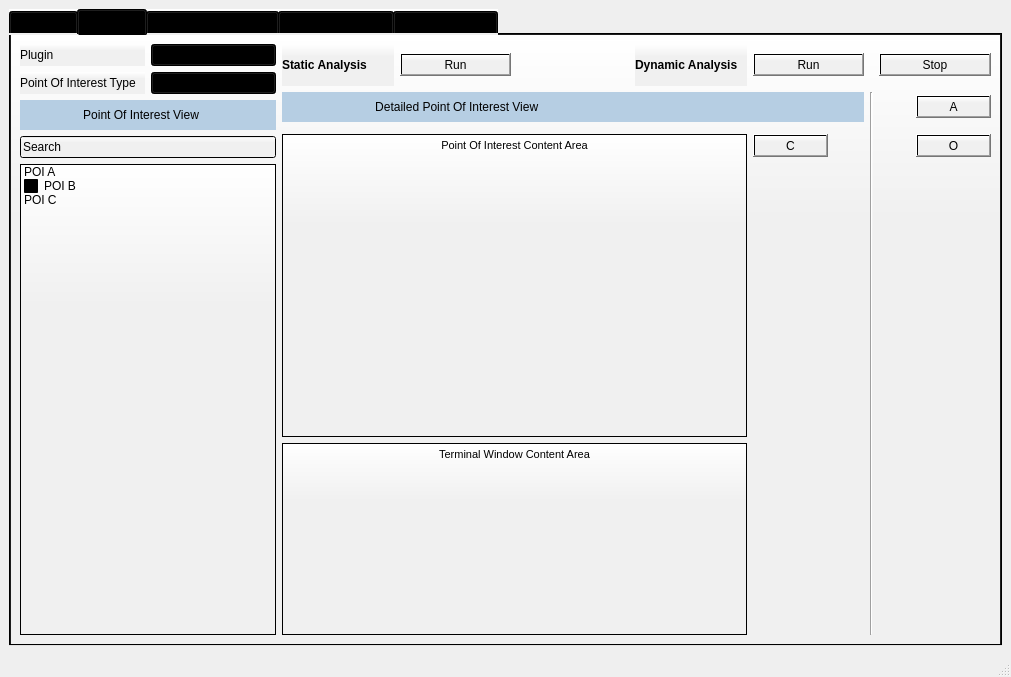
The window that GUI/BATT5_SRS_GUI.ui (adalio0/BATT5) describes before a commit, drawn with Qt 5.
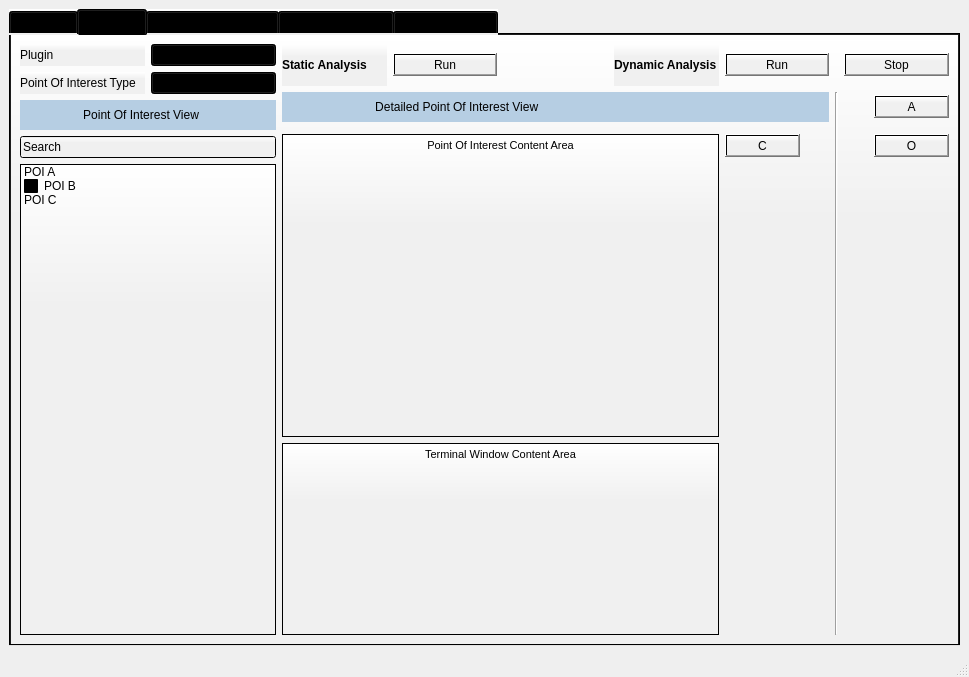
The same window after the commit. The open tabs and pages were chosen to show the change.

Commit message: Named GUI objects to match how they appeared on the GUI

```diff
--- a/GUI/BATT5_SRS_GUI.ui
+++ b/GUI/BATT5_SRS_GUI.ui
@@ -6,7 +6,7 @@
    <rect>
     <x>0</x>
     <y>0</y>
-    <width>1011</width>
+    <width>969</width>
     <height>677</height>
    </rect>
   </property>
@@ -434,8 +434,8 @@
              <string>&lt;!DOCTYPE HTML PUBLIC &quot;-//W3C//DTD HTML 4.0//EN&quot; &quot;http://www.w3.org/TR/REC-html40/strict.dtd&quot;&gt;
 &lt;html&gt;&lt;head&gt;&lt;meta name=&quot;qrichtext&quot; content=&quot;1&quot; /&gt;&lt;style type=&quot;text/css&quot;&gt;
 p, li { white-space: pre-wrap; }
-&lt;/style&gt;&lt;/head&gt;&lt;body style=&quot; font-family:'MS Shell Dlg 2'; font-size:8.25pt; font-weight:400; font-style:normal;&quot;&gt;
-&lt;p align=&quot;center&quot; style=&quot; margin-top:0px; margin-bottom:0px; margin-left:0px; margin-right:0px; -qt-block-indent:0; text-indent:0px;&quot;&gt;Point Of Interest Content Area&lt;/p&gt;&lt;/body&gt;&lt;/html&gt;</string>
+&lt;/style&gt;&lt;/head&gt;&lt;body style=&quot; font-family:'MS Shell Dlg 2'; font-size:7.8pt; font-weight:400; font-style:normal;&quot;&gt;
+&lt;p align=&quot;center&quot; style=&quot; margin-top:0px; margin-bottom:0px; margin-left:0px; margin-right:0px; -qt-block-indent:0; text-indent:0px;&quot;&gt;&lt;span style=&quot; font-size:8.25pt;&quot;&gt;Point Of Interest Content Area&lt;/span&gt;&lt;/p&gt;&lt;/body&gt;&lt;/html&gt;</string>
             </property>
            </widget>
           </item>
@@ -518,8 +518,8 @@
              <string>&lt;!DOCTYPE HTML PUBLIC &quot;-//W3C//DTD HTML 4.0//EN&quot; &quot;http://www.w3.org/TR/REC-html40/strict.dtd&quot;&gt;
 &lt;html&gt;&lt;head&gt;&lt;meta name=&quot;qrichtext&quot; content=&quot;1&quot; /&gt;&lt;style type=&quot;text/css&quot;&gt;
 p, li { white-space: pre-wrap; }
-&lt;/style&gt;&lt;/head&gt;&lt;body style=&quot; font-family:'MS Shell Dlg 2'; font-size:8.25pt; font-weight:400; font-style:normal;&quot;&gt;
-&lt;p align=&quot;center&quot; style=&quot; margin-top:0px; margin-bottom:0px; margin-left:0px; margin-right:0px; -qt-block-indent:0; text-indent:0px;&quot;&gt;Terminal Window Content Area&lt;/p&gt;&lt;/body&gt;&lt;/html&gt;</string>
+&lt;/style&gt;&lt;/head&gt;&lt;body style=&quot; font-family:'MS Shell Dlg 2'; font-size:7.8pt; font-weight:400; font-style:normal;&quot;&gt;
+&lt;p align=&quot;center&quot; style=&quot; margin-top:0px; margin-bottom:0px; margin-left:0px; margin-right:0px; -qt-block-indent:0; text-indent:0px;&quot;&gt;&lt;span style=&quot; font-size:8.25pt;&quot;&gt;Terminal Window Content Area&lt;/span&gt;&lt;/p&gt;&lt;/body&gt;&lt;/html&gt;</string>
             </property>
            </widget>
           </item>
```
Left out of the diff: 192 changed lines with no effect on the pictures.
